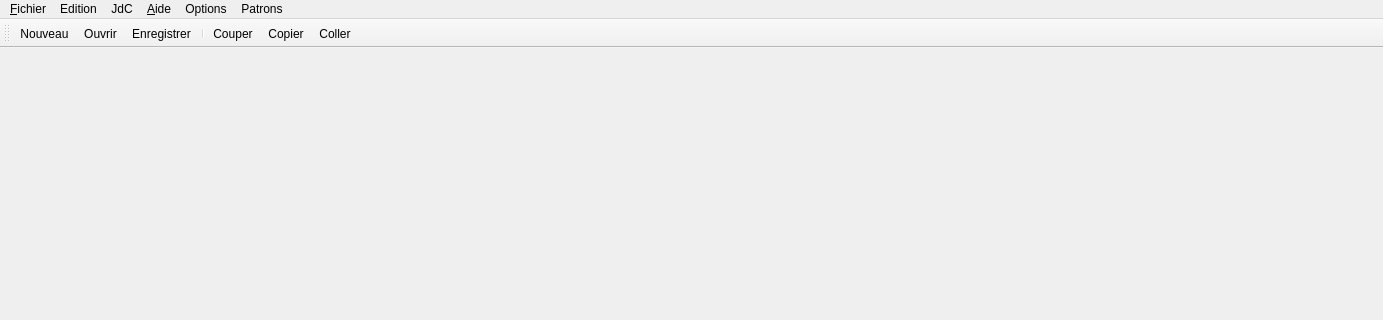
Before: the Qt Designer form UiQT4/myMain.ui in SalomePlatform/eficas_tools, drawn with Qt 5; both pictures show x 0 to 1383 and y 0 to 320 of the 1383 by 811 pixel window.
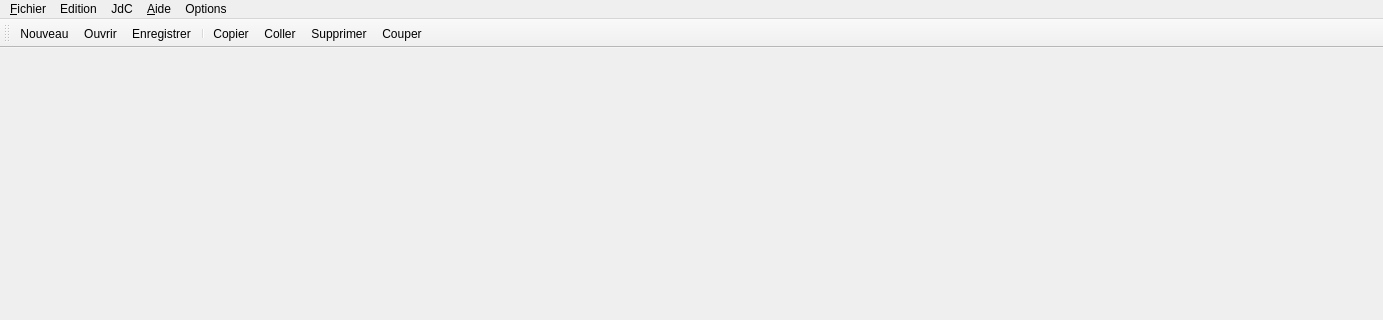
After: the same form once the commit is applied. Icons and pictures are not drawn.

```diff
--- a/UiQT4/myMain.ui
+++ b/UiQT4/myMain.ui
@@ -68,17 +68,11 @@
     <addaction name="actionParametres_Eficas" />
     <addaction name="actionLecteur_Pdf" />
    </widget>
-   <widget class="QMenu" name="menuPatrons" >
-    <property name="title" >
-     <string>Patrons</string>
-    </property>
-   </widget>
    <addaction name="menuFichier" />
    <addaction name="menuEdition" />
    <addaction name="menuJdC" />
    <addaction name="menu_Aide" />
    <addaction name="menuOptions" />
-   <addaction name="menuPatrons" />
   </widget>
   <widget class="QStatusBar" name="statusbar" />
   <widget class="QToolBar" name="toolBar" >
@@ -95,9 +89,10 @@
    <addaction name="action_Ouvrir" />
    <addaction name="actionEnregistrer" />
    <addaction name="separator" />
-   <addaction name="actionCouper" />
    <addaction name="actionCopier" />
    <addaction name="actionColler" />
+   <addaction name="actionSupprimer" />
+   <addaction name="actionCouper" />
   </widget>
   <action name="action_Nouveau" >
    <property name="icon" >
```
Left out of the diff: 4 changed lines with no effect on the pictures.
